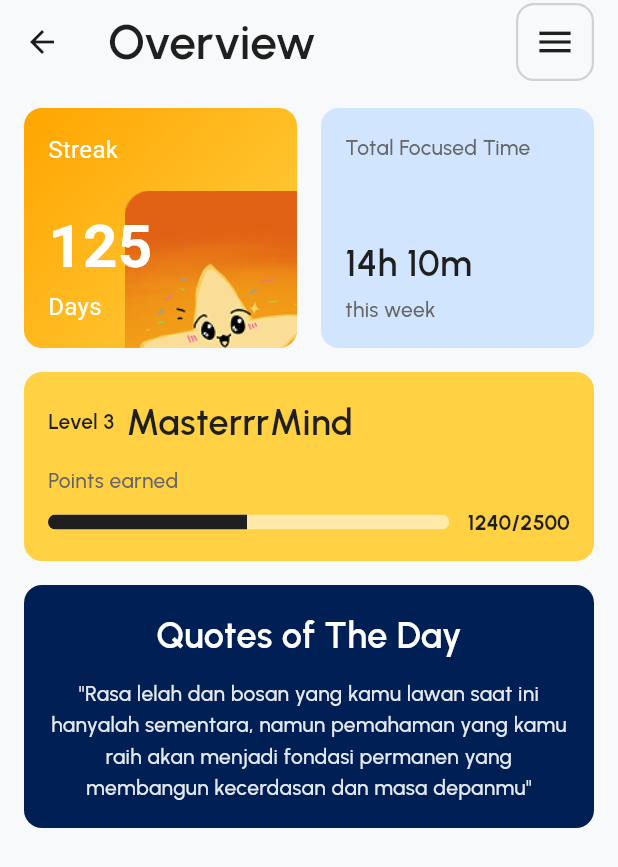
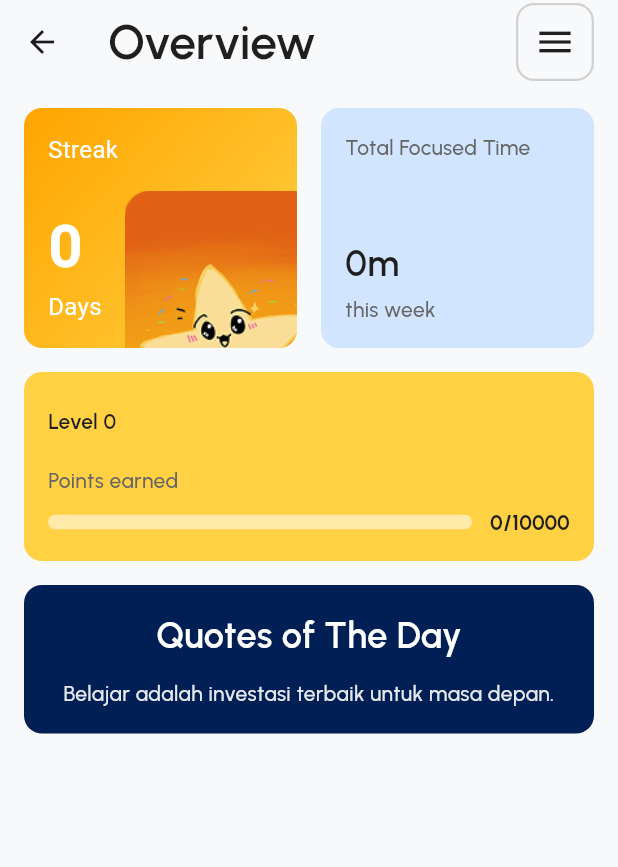
Before and after one commit to Idoo0/neurokit, a Flutter app: the StatsPage screen opened by its route, on a phone screen of 412 x 824 dp. Shown: the top 867 px of the screen. Run offline on Flutter 3.47's test engine with Material 3 defaults, Android fonts, the phone set to English and light mode, and no system bars; our stand-ins replace flutter_svg, flutter_tts, get, google_fonts, shared_preferences; missing offline and left inert: app_settings; accounts and stored records are empty; project files that could hold a hidden picture were left out.

Commit message:
feat: integrate data from local storage into stats page

```diff
--- a/lib/view/stats_page.dart
+++ b/lib/view/stats_page.dart
@@ -1,6 +1,8 @@
 import 'package:flutter/material.dart';
 // Make sure your utils.dart file path is correct
+import 'package:get/get.dart';
 import '../utils.dart';
+import '../services/local_storage_service.dart';
 
 class StatsPage extends StatefulWidget {
   const StatsPage({super.key});
@@ -13,12 +15,12 @@ class _StatsPageState extends State<StatsPage> {
   // --- LANGKAH 1: SIAPKAN VARIABEL UNTUK MENAMPUNG DATA ---
   bool _isLoading = true;
   int _streakDays = 0;
-  int _totalFocusedMinutes = 0;
+  int _totalFocusedSeconds = 0;
   int _currentPoints = 0;
-  int _pointsForNextLevel = 2500;
+  int _pointsForNextLevel = 10000;
   int _level = 0;
   String _levelTitle = '';
-  String _quoteOfTheDay = '';
+  String _quoteOfTheDay = 'Belajar adalah investasi terbaik untuk masa depan.';
 
   @override
   void initState() {
@@ -31,19 +33,32 @@ class _StatsPageState extends State<StatsPage> {
   // Untuk sekarang, kita isi dengan data hardcoded.
   Future<void> _loadStatsData() async {
     // Simulasi penundaan jaringan atau database
-    await Future.delayed(const Duration(seconds: 1));
+    // await Future.delayed(const Duration(seconds: 1));
 
-    // Data hardcoded sebagai pengganti local storage
-    setState(() {
-      _streakDays = 125;
-      _totalFocusedMinutes = (14 * 60) + 10; // 14h 10m
-      _level = 3;
-      _levelTitle = 'MasterrrMind';
-      _currentPoints = 1240;
-      _pointsForNextLevel = 2500;
-      _quoteOfTheDay = '"Rasa lelah dan bosan yang kamu lawan saat ini hanyalah sementara, namun pemahaman yang kamu raih akan menjadi fondasi permanen yang membangun kecerdasan dan masa depanmu"';
-      _isLoading = false; // Data selesai dimuat
-    });
+    // // Data hardcoded sebagai pengganti local storage
+    // setState(() {
+    //   _streakDays = 125;
+    //   _totalFocusedMinutes = (14 * 60) + 10; // 14h 10m
+    //   _level = 3;
+    //   _levelTitle = 'MasterrrMind';
+    //   _currentPoints = 1240;
+    //   _pointsForNextLevel = 2500;
+    //   _quoteOfTheDay = '"Rasa lelah dan bosan yang kamu lawan saat ini hanyalah sementara, namun pemahaman yang kamu raih akan menjadi fondasi permanen yang membangun kecerdasan dan masa depanmu"';
+    //   _isLoading = false; // Data selesai dimuat
+    // });
+
+    final storageService = Get.find<LocalStorageService>();
+
+    // Panggil metode getStats() yang sudah ada di service Anda
+    final stats = await storageService.getStats();
+
+    if (mounted) {
+      setState(() {
+        _streakDays = stats['streakCount'] ?? 0;
+        _totalFocusedSeconds = stats['weeklyFocusSec'] ?? 0;
+        _isLoading = false; // Data selesai dimuat
+      });
+    }
   }
 
   // Helper untuk memformat menit menjadi "Xh Ym"
@@ -103,7 +118,7 @@ class _StatsPageState extends State<StatsPage> {
                       // Kirim data ke widget kartu
                       Expanded(child: _buildStreakCard(_streakDays)),
                       const SizedBox(width: AppConstants.defaultPadding),
-                      Expanded(child: _buildTotalTimeCard(lightBlue, _totalFocusedMinutes)),
+                      Expanded(child: _buildTotalTimeCard(lightBlue, _totalFocusedSeconds ~/ 60)),
                     ],
                   ),
                   const SizedBox(height: AppConstants.defaultPadding),
```
